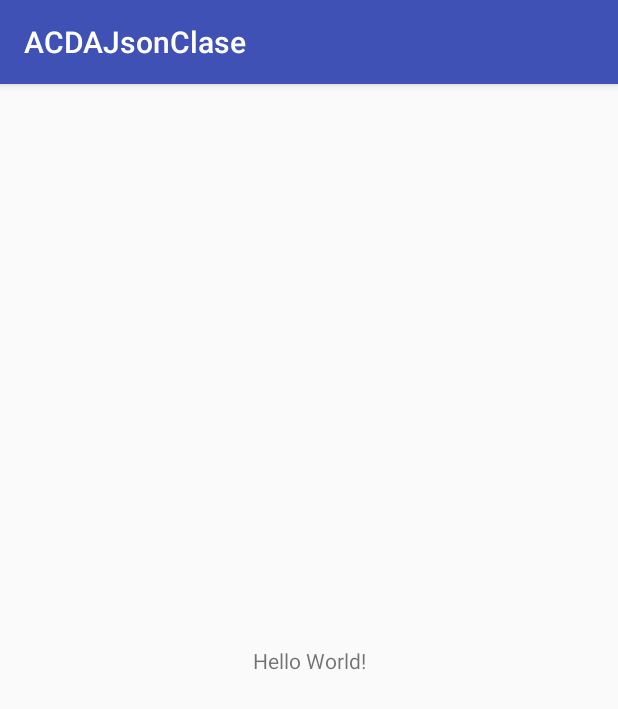
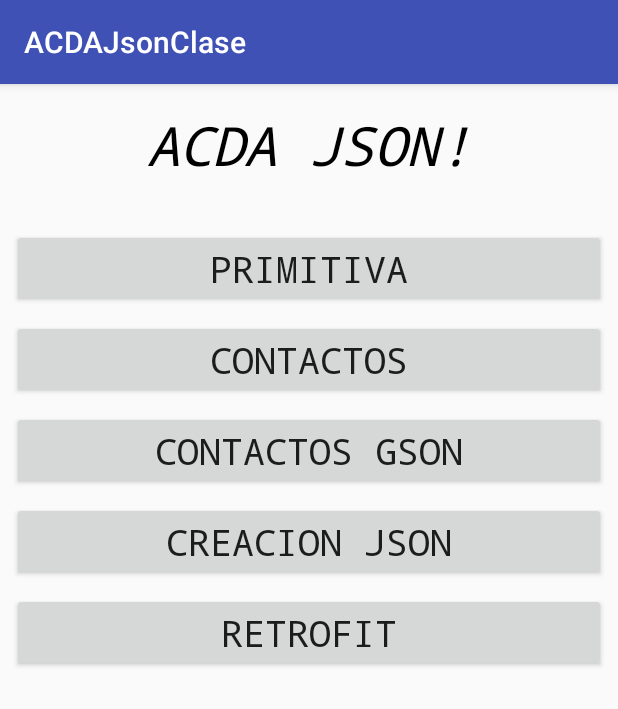
Before and after one commit to MiguelRJ/ACDAJsonClase, an Android app: the screen it shows after launch (MainActivity), on a phone screen of 412 x 824 dp. Shown: the top 709 px of the screen. Run offline under Robolectric (Android 15) with nearby library versions, the phone set to English and light mode, and no system bars.

Commit message:
creado estructura proyecto

```diff
--- a/app/build.gradle
+++ b/app/build.gradle
@@ -4,7 +4,7 @@ android {
     compileSdkVersion 26
     defaultConfig {
         applicationId "com.example.acdajsonclase"
-        minSdkVersion 15
+        minSdkVersion 16
         targetSdkVersion 26
         versionCode 1
         versionName "1.0"
--- a/app/src/main/AndroidManifest.xml
+++ b/app/src/main/AndroidManifest.xml
@@ -16,6 +16,11 @@
                 <category android:name="android.intent.category.LAUNCHER" />
             </intent-filter>
         </activity>
+        <activity android:name=".ui.PrimitivaActivity" />
+        <activity android:name=".ui.ContactosActivity" />
+        <activity android:name=".ui.ContactosGsonActivity" />
+        <activity android:name=".ui.CreacionJsonActivity" />
+        <activity android:name=".ui.RetrofitActivity"></activity>
     </application>
 
 </manifest>
--- a/app/src/main/java/com/example/acdajsonclase/MainActivity.java
+++ b/app/src/main/java/com/example/acdajsonclase/MainActivity.java
@@ -1,13 +1,53 @@
 package com.example.acdajsonclase;
 
+import android.content.Intent;
 import android.support.v7.app.AppCompatActivity;
 import android.os.Bundle;
+import android.view.View;
+import android.widget.Button;
 
-public class MainActivity extends AppCompatActivity {
+import com.example.acdajsonclase.ui.ContactosActivity;
+import com.example.acdajsonclase.ui.ContactosGsonActivity;
+import com.example.acdajsonclase.ui.CreacionJsonActivity;
+import com.example.acdajsonclase.ui.PrimitivaActivity;
+import com.example.acdajsonclase.ui.RetrofitActivity;
+
+public class MainActivity extends AppCompatActivity implements View.OnClickListener {
+
+    private Button btnPrimitiva, btnContactos, btnContactosGson, btnCreacionJson, btnRetrofit;
 
     @Override
     protected void onCreate(Bundle savedInstanceState) {
         super.onCreate(savedInstanceState);
         setContentView(R.layout.activity_main);
+        btnPrimitiva = findViewById(R.id.btnPrimitiva);
+        btnPrimitiva.setOnClickListener(this);
+        btnContactos = findViewById(R.id.btnContactos);
+        btnContactos.setOnClickListener(this);
+        btnContactosGson = findViewById(R.id.btnContactosGson);
+        btnContactosGson.setOnClickListener(this);
+        btnCreacionJson = findViewById(R.id.btnCreacionJson);
+        btnCreacionJson.setOnClickListener(this);
+        btnRetrofit = findViewById(R.id.btnRetrofit);
+        btnRetrofit.setOnClickListener(this);
+    }
+
+    @Override
+    public void onClick(View view) {
+        if (view == btnPrimitiva) {
+            startActivity(new Intent(MainActivity.this, PrimitivaActivity.class));
+        }
+        if (view == btnContactos) {
+            startActivity(new Intent(MainActivity.this, ContactosActivity.class));
+        }
+        if (view == btnContactosGson) {
+            startActivity(new Intent(MainActivity.this, ContactosGsonActivity.class));
+        }
+        if (view == btnCreacionJson) {
+            startActivity(new Intent(MainActivity.this, CreacionJsonActivity.class));
+        }
+        if (view == btnRetrofit) {
+            startActivity(new Intent(MainActivity.this, RetrofitActivity.class));
+        }
     }
 }
--- a/app/src/main/res/layout/activity_main.xml
+++ b/app/src/main/res/layout/activity_main.xml
@@ -7,12 +7,87 @@
     tools:context="com.example.acdajsonclase.MainActivity">
 
     <TextView
+        android:id="@+id/textView"
         android:layout_width="wrap_content"
         android:layout_height="wrap_content"
-        android:text="Hello World!"
-        app:layout_constraintBottom_toBottomOf="parent"
+        android:layout_marginTop="16dp"
+        android:fontFamily="monospace"
+        android:text="ACDA JSON!"
+        android:textColor="@android:color/black"
+        android:textSize="36sp"
+        android:textStyle="italic"
         app:layout_constraintLeft_toLeftOf="parent"
         app:layout_constraintRight_toRightOf="parent"
         app:layout_constraintTop_toTopOf="parent" />
 
+    <Button
+        android:id="@+id/btnPrimitiva"
+        android:layout_width="0dp"
+        android:layout_height="wrap_content"
+        android:layout_marginEnd="8dp"
+        android:layout_marginStart="8dp"
+        android:layout_marginTop="32dp"
+        android:fontFamily="monospace"
+        android:text="PRIMITIVA"
+        android:textSize="24sp"
+        app:layout_constraintEnd_toEndOf="parent"
+        app:layout_constraintStart_toStartOf="parent"
+        app:layout_constraintTop_toBottomOf="@+id/textView" />
+
+    <Button
+        android:id="@+id/btnContactos"
+        android:layout_width="0dp"
+        android:layout_height="wrap_content"
+        android:layout_marginEnd="8dp"
+        android:layout_marginStart="8dp"
+        android:layout_marginTop="8dp"
+        android:fontFamily="monospace"
+        android:text="Contactos"
+        android:textSize="24sp"
+        app:layout_constraintEnd_toEndOf="parent"
+        app:layout_constraintStart_toStartOf="parent"
+        app:layout_constraintTop_toBottomOf="@+id/btnPrimitiva" />
+
+    <Button
+        android:id="@+id/btnContactosGson"
+        android:layout_width="0dp"
+        android:layout_height="wrap_content"
+        android:layout_marginEnd="8dp"
+        android:layout_marginStart="8dp"
+        android:layout_marginTop="8dp"
+        android:fontFamily="monospace"
+        android:text="Contactos Gson"
+        android:textSize="24sp"
+        app:layout_constraintEnd_toEndOf="parent"
+        app:layout_constraintStart_toStartOf="parent"
+        app:layout_constraintTop_toBottomOf="@+id/btnContactos" />
+
+    <Button
+        android:id="@+id/btnCreacionJson"
+        android:layout_width="0dp"
+        android:layout_height="wrap_content"
+        android:layout_marginEnd="8dp"
+        android:layout_marginStart="8dp"
+        android:layout_marginTop="8dp"
+        android:fontFamily="monospace"
+        android:text="Creacion Json"
+        android:textSize="24sp"
+        app:layout_constraintEnd_toEndOf="parent"
+        app:layout_constraintStart_toStartOf="parent"
+        app:layout_constraintTop_toBottomOf="@+id/btnContactosGson" />
+
+    <Button
+        android:id="@+id/btnRetrofit"
+        android:layout_width="0dp"
+        android:layout_height="wrap_content"
+        android:layout_marginEnd="8dp"
+        android:layout_marginStart="8dp"
+        android:layout_marginTop="8dp"
+        android:fontFamily="monospace"
+        android:text="Retrofit"
+        android:textSize="24sp"
+        app:layout_constraintEnd_toEndOf="parent"
+        app:layout_constraintStart_toStartOf="parent"
+        app:layout_constraintTop_toBottomOf="@+id/btnCreacionJson" />
+
 </android.support.constraint.ConstraintLayout>
```
Also changed, not shown: app/src/main/java/com/example/acdajsonclase/ui/ContactosActivity.java (added, +15 -0 lines), app/src/main/java/com/example/acdajsonclase/ui/ContactosGsonActivity.java (added, +15 -0 lines), app/src/main/java/com/example/acdajsonclase/ui/CreacionJsonActivity.java (added, +15 -0 lines), app/src/main/java/com/example/acdajsonclase/ui/PrimitivaActivity.java (added, +15 -0 lines), app/src/main/java/com/example/acdajsonclase/ui/RetrofitActivity.java (added, +15 -0 lines), app/src/main/res/layout/activity_contactos.xml (added, +9 -0 lines), app/src/main/res/layout/activity_contactos_gson.xml (added, +9 -0 lines), app/src/main/res/layout/activity_creacion_json.xml (added, +9 -0 lines), app/src/main/res/layout/activity_primitiva.xml (added, +9 -0 lines), app/src/main/res/layout/activity_retrofit.xml (added, +9 -0 lines).
